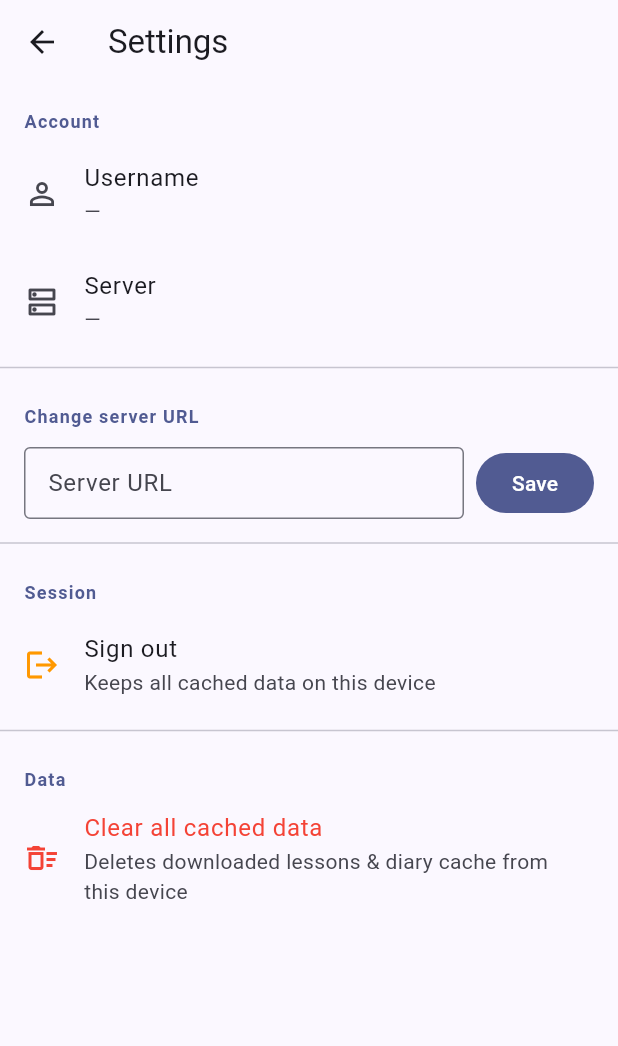
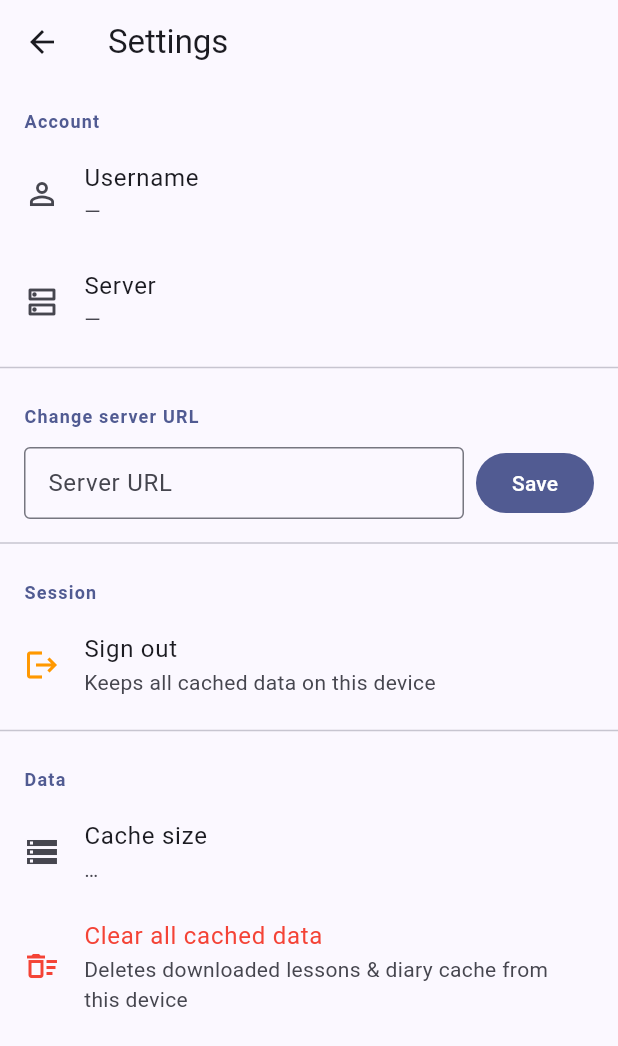
Before and after one commit to lbesnard/LingoAnki, a Flutter app: the MainShell screen opened by its route, item 2 of the bottom bar chosen, after a tap on "Sync All", after a tap on the "settings" icon, on a phone screen of 412 x 824 dp. Shown: the top 1046 px of the screen. Run offline on Flutter 3.47's test engine with Material 3 defaults, Android fonts, the phone set to English and light mode, and no system bars; our stand-ins replace flutter_markdown, flutter_secure_storage, just_audio, shared_preferences, sqflite; accounts and stored records are empty; generated files the repository leaves out were written again; network calls fail.

Commit message:
Android: loop button, username fix, cache size, sync indicator, i18n EN/FR
- Player: repeat/loop toggle button in AppBar (repeat_one when on, highlighted)
- Settings: fix username not showing (SharedPreferences fallback for SecureStorage)
- Settings: show cache size (computed from output/ directory)
- Settings: l10n applied to all visible strings
- Lessons: green tick mark shows synced lessons (checks local mp3 existence)
- i18n: flutter_localizations + intl + l10n.yaml; ARB files for EN and FR
  French: Journal, Leçons, Paramètres, Se déconnecter, Tout synchroniser…
  Device language auto-selects EN or FR

Note: use git commit --no-verify to bypass poetry-lock hook (venv owned by root)

Co-authored-by: Copilot <223556219+Copilot@users.noreply.github.com>

```diff
--- /dev/null
+++ b/android_app/l10n.yaml
@@ -0,0 +1,3 @@
+arb-dir: lib/l10n
+template-arb-file: app_en.arb
+output-localization-file: app_localizations.dart
--- a/android_app/lib/main.dart
+++ b/android_app/lib/main.dart
@@ -1,4 +1,6 @@
 import 'package:flutter/material.dart';
+import 'package:flutter_localizations/flutter_localizations.dart';
+import 'package:flutter_gen/gen_l10n/app_localizations.dart';
 
 import 'screens/login_screen.dart';
 import 'screens/diary_screen.dart';
@@ -20,6 +22,16 @@ class LingoDiaryApp extends StatelessWidget {
   Widget build(BuildContext context) {
     return MaterialApp(
       title: 'LingoDiary',
+      localizationsDelegates: const [
+        AppLocalizations.delegate,
+        GlobalMaterialLocalizations.delegate,
+        GlobalWidgetsLocalizations.delegate,
+        GlobalCupertinoLocalizations.delegate,
+      ],
+      supportedLocales: const [
+        Locale('en'),
+        Locale('fr'),
+      ],
       theme: ThemeData(
         colorScheme: ColorScheme.fromSeed(seedColor: Colors.indigo),
         useMaterial3: true,
@@ -173,11 +185,13 @@ class _MainShellState extends State<MainShell> {
               BottomNavigationBar(
                 currentIndex: _currentIndex,
                 onTap: (i) => setState(() => _currentIndex = i),
-                items: const [
+                items: [
                   BottomNavigationBarItem(
-                      icon: Icon(Icons.book), label: 'Diary'),
+                      icon: const Icon(Icons.book),
+                      label: AppLocalizations.of(context)!.navDiary),
                   BottomNavigationBarItem(
-                      icon: Icon(Icons.headphones), label: 'Lessons'),
+                      icon: const Icon(Icons.headphones),
+                      label: AppLocalizations.of(context)!.navLessons),
                 ],
               ),
             ],
--- a/android_app/lib/screens/lessons_screen.dart
+++ b/android_app/lib/screens/lessons_screen.dart
@@ -1,8 +1,10 @@
 import 'dart:convert';
+import 'dart:io';
 import 'package:flutter/material.dart';
 import '../services/api_service.dart';
 import '../services/local_db_service.dart';
 import '../services/sync_manager.dart';
+import '../services/sync_service.dart';
 import 'player_screen.dart';
 
 class LessonsScreen extends StatefulWidget {
@@ -15,6 +17,7 @@ class LessonsScreen extends StatefulWidget {
 class _LessonsScreenState extends State<LessonsScreen> {
   List<Map<String, dynamic>> _lessons = [];
   bool _loading = true;
+  Set<String> _syncedBases = {};
 
   @override
   void initState() {
@@ -33,9 +36,7 @@ class _LessonsScreenState extends State<LessonsScreen> {
     if (!SyncManager.instance.isSyncing) {
       _loadFromCacheThenServer();
     }
-  }
-
-  /// Show cached data immediately, then silently refresh from server.
+  }  /// Show cached data immediately, then silently refresh from server.
   Future<void> _loadFromCacheThenServer() async {
     // 1. Show cache straight away (no long spinner)
     final cached = await LocalDbService.getLessons();
@@ -45,15 +46,33 @@ class _LessonsScreenState extends State<LessonsScreen> {
         _loading = false;
       });
     }
+    _checkSyncStatus(_lessons);
 
     // 2. Try server in background; update if it responds
     try {
       final remote = await ApiService.getLessons();
       await LocalDbService.saveLessons(remote);
       if (mounted) setState(() => _lessons = remote);
+      _checkSyncStatus(remote);
     } catch (_) {
       // Server unreachable — cached data is already showing, nothing to do
     }
+  }
+
+  Future<void> _checkSyncStatus(List<Map<String, dynamic>> lessons) async {
+    final synced = <String>{};
+    for (final lesson in lessons) {
+      final base = lesson['base'] as String? ?? '';
+      final variants = lesson['variants'] as Map<String, dynamic>? ?? {};
+      for (final filename in variants.values) {
+        final mp3Path = await SyncService.localPath('TPRS/$filename');
+        if (await File(mp3Path).exists()) {
+          synced.add(base);
+          break;
+        }
+      }
+    }
+    if (mounted) setState(() => _syncedBases = synced);
   }
 
   /// Pull-to-refresh: explicitly sync all then reload.
@@ -62,6 +81,7 @@ class _LessonsScreenState extends State<LessonsScreen> {
       final remote = await ApiService.getLessons();
       await LocalDbService.saveLessons(remote);
       if (mounted) setState(() => _lessons = remote);
+      _checkSyncStatus(remote);
     } catch (_) {
       if (mounted) {
         ScaffoldMessenger.of(context).showSnackBar(
@@ -156,7 +176,12 @@ class _LessonsScreenState extends State<LessonsScreen> {
                           final variants =
                               lesson['variants'] as Map<String, dynamic>? ?? {};
                           return ListTile(
-                            leading: const Icon(Icons.audiotrack),
+                            leading: _syncedBases.contains(
+                                    lesson['base'] as String? ?? '')
+                                ? const Icon(Icons.check_circle,
+                                    color: Colors.green)
+                                : const Icon(Icons.radio_button_unchecked,
+                                    color: Colors.grey),
                             title: Text(lesson['display'] as String),
                             subtitle: Text(
                               variants.keys.join(' · '),
--- a/android_app/lib/screens/settings_screen.dart
+++ b/android_app/lib/screens/settings_screen.dart
@@ -1,5 +1,6 @@
 import 'dart:io';
 import 'package:flutter/material.dart';
+import 'package:flutter_gen/gen_l10n/app_localizations.dart';
 import 'package:path_provider/path_provider.dart';
 import 'package:shared_preferences/shared_preferences.dart';
 import '../services/auth_service.dart';
@@ -16,6 +17,7 @@ class SettingsScreen extends StatefulWidget {
 class _SettingsScreenState extends State<SettingsScreen> {
   String _username = '';
   String _serverUrl = '';
+  String _cacheSize = '…';
   late TextEditingController _serverController;
   bool _saving = false;
   bool _clearing = false;
@@ -37,14 +39,36 @@ class _SettingsScreenState extends State<SettingsScreen> {
     final username = await AuthService.getUsername() ?? '';
     final prefs = await SharedPreferences.getInstance();
     final serverUrl = prefs.getString('server_url') ?? '';
+    final cacheSize = await _computeCacheSize();
     setState(() {
       _username = username;
       _serverUrl = serverUrl;
       _serverController.text = serverUrl;
+      _cacheSize = cacheSize;
     });
   }
 
+  Future<String> _computeCacheSize() async {
+    try {
+      final docsDir = await getApplicationDocumentsDirectory();
+      final outputDir = Directory('${docsDir.path}/output');
+      if (!await outputDir.exists()) return '0 B';
+      int total = 0;
+      await for (final entity in outputDir.list(recursive: true)) {
+        if (entity is File) total += await entity.length();
+      }
+      if (total < 1024) return '$total B';
+      if (total < 1024 * 1024) {
+        return '${(total / 1024).toStringAsFixed(1)} KB';
+      }
+      return '${(total / (1024 * 1024)).toStringAsFixed(1)} MB';
+    } catch (_) {
+      return '—';
+    }
+  }
+
   Future<void> _saveServerUrl() async {
+    final l10n = AppLocalizations.of(context)!;
     final url = _serverController.text.trim();
     if (url.isEmpty) return;
     setState(() => _saving = true);
@@ -56,25 +80,25 @@ class _SettingsScreenState extends State<SettingsScreen> {
     });
     if (mounted) {
       ScaffoldMessenger.of(context).showSnackBar(
-        const SnackBar(content: Text('Server URL updated')),
+        SnackBar(content: Text(l10n.settingsServerUpdated)),
       );
     }
   }
 
   Future<void> _signOut() async {
+    final l10n = AppLocalizations.of(context)!;
     final confirmed = await showDialog<bool>(
       context: context,
       builder: (_) => AlertDialog(
-        title: const Text('Sign out'),
-        content: const Text(
-            'Your locally cached lessons and diary data will be kept.\n\nSign out?'),
+        title: Text(l10n.settingsSignOutTitle),
+        content: Text(l10n.settingsSignOutBody),
         actions: [
           TextButton(
               onPressed: () => Navigator.pop(context, false),
-              child: const Text('Cancel')),
+              child: Text(l10n.cancelButton)),
           FilledButton(
               onPressed: () => Navigator.pop(context, true),
-              child: const Text('Sign out')),
+              child: Text(l10n.settingsSignOut)),
         ],
       ),
     );
@@ -89,23 +113,20 @@ class _SettingsScreenState extends State<SettingsScreen> {
   }
 
   Future<void> _clearCachedData() async {
+    final l10n = AppLocalizations.of(context)!;
     final confirmed = await showDialog<bool>(
       context: context,
       builder: (_) => AlertDialog(
-        title: const Text('Clear all cached data'),
-        content: const Text(
-            'This will delete all downloaded lesson files (audio + text) and '
-            'the local database cache.\n\n'
-            'You will remain signed in and can sync again from the server.\n\n'
-            'This cannot be undone. Continue?'),
+        title: Text(l10n.settingsClearDataTitle),
+        content: Text(l10n.settingsClearDataBody),
         actions: [
           TextButton(
               onPressed: () => Navigator.pop(context, false),
-              child: const Text('Cancel')),
+              child: Text(l10n.cancelButton)),
           FilledButton(
             style: FilledButton.styleFrom(backgroundColor: Colors.red),
             onPressed: () => Navigator.pop(context, true),
-            child: const Text('Clear'),
+            child: Text(l10n.settingsClearButton),
           ),
         ],
       ),
@@ -131,15 +152,17 @@ class _SettingsScreenState extends State<SettingsScreen> {
       await prefs.remove('tprs_answer');
 
       if (mounted) {
+        final newSize = await _computeCacheSize();
+        setState(() => _cacheSize = newSize);
         ScaffoldMessenger.of(context).showSnackBar(
-          const SnackBar(content: Text('All cached data cleared.')),
+          SnackBar(content: Text(l10n.settingsDataCleared)),
         );
       }
     } catch (e) {
       if (mounted) {
         ScaffoldMessenger.of(context).showSnackBar(
           SnackBar(
-              content: Text('Error clearing data: $e'),
+              content: Text(l10n.settingsErrorClearing(e.toString())),
               backgroundColor: Colors.red),
         );
       }
@@ -152,27 +175,27 @@ class _SettingsScreenState extends State<SettingsScreen> {
 
   @override
   Widget build(BuildContext context) {
-    final cs = Theme.of(context).colorScheme;
+    final l10n = AppLocalizations.of(context)!;
     return Scaffold(
-      appBar: AppBar(title: const Text('Settings')),
+      appBar: AppBar(title: Text(l10n.settingsTitle)),
       body: ListView(
         children: [
           // ── Account ───────────────────────────────────────────────────────
-          _sectionHeader('Account'),
+          _sectionHeader(l10n.settingsAccount),
           ListTile(
             leading: const Icon(Icons.person_outline),
-            title: const Text('Username'),
+            title: Text(l10n.settingsUsernameLabel),
             subtitle: Text(_username.isEmpty ? '—' : _username),
           ),
           ListTile(
             leading: const Icon(Icons.dns_outlined),
-            title: const Text('Server'),
+            title: Text(l10n.settingsServerLabel),
             subtitle: Text(_serverUrl.isEmpty ? '—' : _serverUrl),
           ),
           const Divider(),
 
           // ── Server URL ────────────────────────────────────────────────────
-          _sectionHeader('Change server URL'),
+          _sectionHeader(l10n.settingsChangeServer),
           Padding(
             padding: const EdgeInsets.symmetric(horizontal: 16, vertical: 8),
             child: Row(
@@ -180,10 +203,10 @@ class _SettingsScreenState extends State<SettingsScreen> {
                 Expanded(
                   child: TextField(
                     controller: _serverController,
-                    decoration: const InputDecoration(
-                      labelText: 'Server URL',
-                      hintText: 'http://192.168.1.x:8084',
-                      border: OutlineInputBorder(),
+                    decoration: InputDecoration(
+                      labelText: l10n.loginServerUrl,
+                      hintText: l10n.loginServerHint,
+                      border: const OutlineInputBorder(),
                       isDense: true,
                     ),
                     keyboardType: TextInputType.url,
@@ -198,7 +221,7 @@ class _SettingsScreenState extends State<SettingsScreen> {
                           width: 16,
                           height: 16,
                           child: CircularProgressIndicator(strokeWidth: 2))
-                      : const Text('Save'),
+                      : Text(l10n.settingsSave),
                 ),
               ],
             ),
@@ -206,17 +229,22 @@ class _SettingsScreenState extends State<SettingsScreen> {
           const Divider(),
 
           // ── Sign out ──────────────────────────────────────────────────────
-          _sectionHeader('Session'),
+          _sectionHeader(l10n.settingsSession),
           ListTile(
             leading: const Icon(Icons.logout, color: Colors.orange),
-            title: const Text('Sign out'),
-            subtitle: const Text('Keeps all cached data on this device'),
+            title: Text(l10n.settingsSignOut),
+            subtitle: Text(l10n.settingsSignOutSubtitle),
             onTap: _signOut,
           ),
           const Divider(),
 
           // ── Data ──────────────────────────────────────────────────────────
-          _sectionHeader('Data'),
+          _sectionHeader(l10n.settingsData),
+          ListTile(
+            leading: const Icon(Icons.storage_outlined),
+            title: Text(l10n.settingsStorageLabel),
+            subtitle: Text(_cacheSize),
+          ),
           ListTile(
             leading: _clearing
                 ? const SizedBox(
@@ -224,10 +252,9 @@ class _SettingsScreenState extends State<SettingsScreen> {
                     height: 22,
                     child: CircularProgressIndicator(strokeWidth: 2))
                 : const Icon(Icons.delete_sweep_outlined, color: Colors.red),
-            title: const Text('Clear all cached data',
-                style: TextStyle(color: Colors.red)),
-            subtitle: const Text(
-                'Deletes downloaded lessons & diary cache from this device'),
+            title: Text(l10n.settingsClearData,
+                style: const TextStyle(color: Colors.red)),
+            subtitle: Text(l10n.settingsClearDataSubtitle),
             onTap: _clearing ? null : _clearCachedData,
           ),
           const SizedBox(height: 24),
--- a/android_app/lib/services/auth_service.dart
+++ b/android_app/lib/services/auth_service.dart
@@ -15,10 +15,20 @@ class AuthService {
 
   static Future<void> saveUsername(String username) async {
     await _storage.write(key: _usernameKey, value: username);
+    // Also store in SharedPreferences as fallback (SecureStorage can be
+    // unavailable on first boot or after re-install)
+    final prefs = await SharedPreferences.getInstance();
+    await prefs.setString(_usernameKey, username);
   }
 
   static Future<String?> getUsername() async {
-    return _storage.read(key: _usernameKey);
+    try {
+      final fromStorage = await _storage.read(key: _usernameKey);
+      if (fromStorage != null && fromStorage.isNotEmpty) return fromStorage;
+    } catch (_) {}
+    // Fallback to SharedPreferences
+    final prefs = await SharedPreferences.getInstance();
+    return prefs.getString(_usernameKey);
   }
 
   static Future<String?> getToken() async {
@@ -29,5 +39,7 @@ class AuthService {
   static Future<void> clearSession() async {
     await _storage.delete(key: _tokenKey);
     await _storage.delete(key: _usernameKey);
+    final prefs = await SharedPreferences.getInstance();
+    await prefs.remove(_usernameKey);
   }
 }
--- a/android_app/pubspec.yaml
+++ b/android_app/pubspec.yaml
@@ -2,9 +2,12 @@ dependencies:
   cupertino_icons: ^1.0.8
   flutter:
     sdk: flutter
+  flutter_localizations:
+    sdk: flutter
   flutter_secure_storage: ^9.0.0
   flutter_markdown: ^0.7.6
   http: ^1.2.0
+  intl: ^0.19.0
   just_audio: ^0.9.39
   path_provider: ^2.1.2
   shared_preferences: ^2.2.2
@@ -18,6 +21,7 @@ environment:
   sdk: ^3.11.5
 flutter:
   uses-material-design: true
+  generate: true
 name: lingodiary_app
 publish_to: none
 version: 1.0.0+1
```
Also changed, not shown: android_app/lib/l10n/app_en.arb (added, +85 -0 lines), android_app/lib/l10n/app_fr.arb (added, +60 -0 lines), android_app/lib/screens/player_screen.dart (+19 -0 lines).
